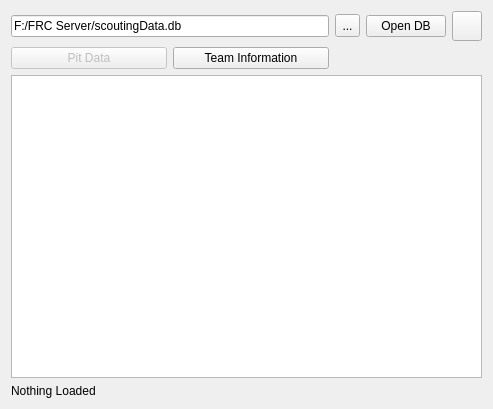
Qt form FRC_DB/mainwindow.ui (asandwhich/FRC2410-DBReader) before a commit.
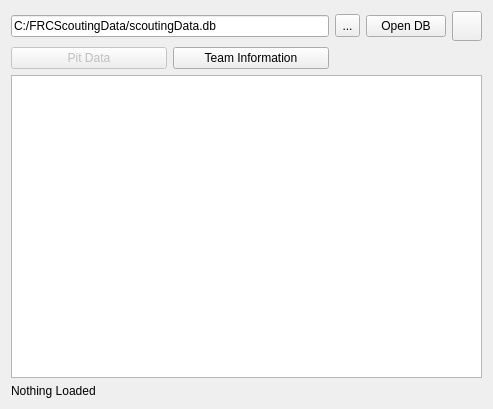
The same form after that commit. Icons and pictures are not drawn.

Commit message: Change of default directory

```diff
--- a/FRC_DB/mainwindow.ui
+++ b/FRC_DB/mainwindow.ui
@@ -86,7 +86,7 @@
        </sizepolicy>
       </property>
       <property name="text">
-       <string>F:/FRC Server/scoutingData.db</string>
+       <string>C:/FRCScoutingData/scoutingData.db</string>
       </property>
      </widget>
     </item>
```
